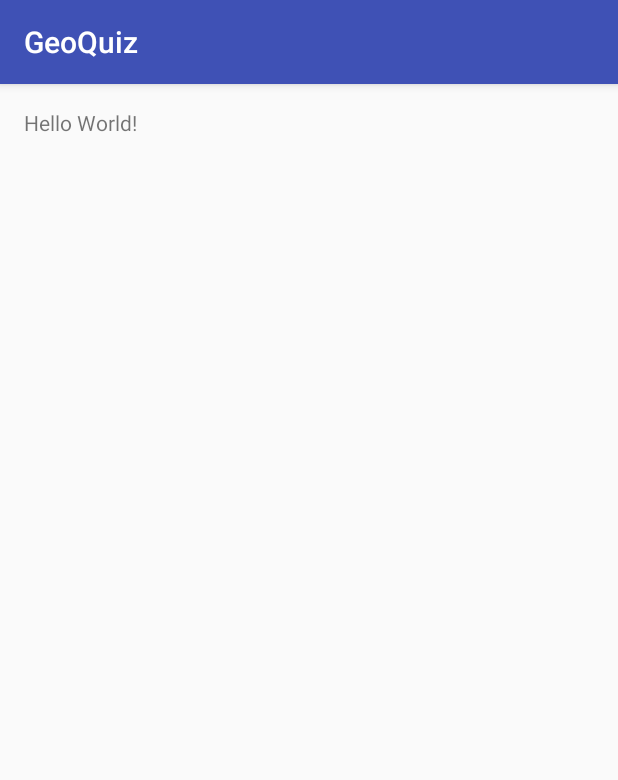
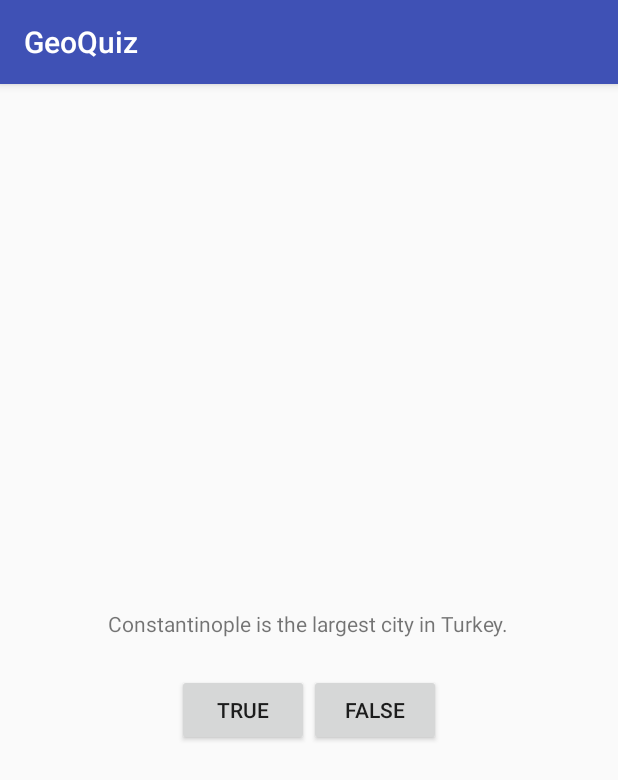
Before and after one commit to peterokwara/GeoQuiz, an Android app: the screen it shows after launch (QuizActivity), on a phone screen of 412 x 824 dp. Shown: the top 780 px of the screen. Run offline under Robolectric (Android 15) with nearby library versions, the phone set to English and light mode, and no system bars.

Commit message:
Create initial layout of the app

```diff
--- a/app/src/main/res/layout/activity_quiz.xml
+++ b/app/src/main/res/layout/activity_quiz.xml
@@ -1,17 +1,33 @@
 <?xml version="1.0" encoding="utf-8"?>
-<RelativeLayout
+<LinearLayout
     xmlns:android="http://schemas.android.com/apk/res/android"
     xmlns:tools="http://schemas.android.com/tools"
     android:layout_width="match_parent"
     android:layout_height="match_parent"
-    android:paddingBottom="@dimen/activity_vertical_margin"
-    android:paddingLeft="@dimen/activity_horizontal_margin"
-    android:paddingRight="@dimen/activity_horizontal_margin"
-    android:paddingTop="@dimen/activity_vertical_margin"
+    android:gravity="center"
+    android:orientation="vertical"
     tools:context="com.example.peter.geoquiz.QuizActivity">
 
     <TextView
         android:layout_width="wrap_content"
         android:layout_height="wrap_content"
-        android:text="Hello World!"/>
-</RelativeLayout>
+        android:padding="24dp"
+        android:text="@string/question_text"/>
+
+    <LinearLayout
+        android:layout_width="wrap_content"
+        android:layout_height="wrap_content"
+        android:orientation="horizontal">
+
+        <Button
+            android:layout_width="wrap_content"
+            android:layout_height="wrap_content"
+            android:text="@string/true_button"/>
+
+        <Button
+            android:layout_width="wrap_content"
+            android:layout_height="wrap_content"
+            android:text="@string/false_button"/>
+
+    </LinearLayout>
+</LinearLayout>
--- a/app/src/main/res/values/strings.xml
+++ b/app/src/main/res/values/strings.xml
@@ -1,3 +1,8 @@
 <resources>
     <string name="app_name">GeoQuiz</string>
+
+    <!--Activity quiz components-->
+    <string name="question_text">Constantinople is the largest city in Turkey.</string>
+    <string name="true_button">True</string>
+    <string name="false_button">False</string>
 </resources>
```
